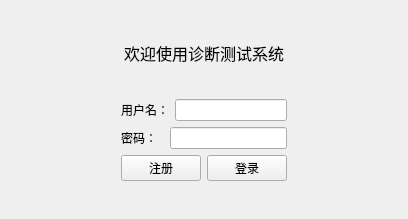
Junna223/New-project, file loginview.ui: the form before one commit.
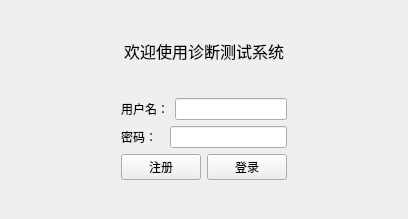
The form after the commit.

```diff
--- a/loginview.ui
+++ b/loginview.ui
@@ -21,8 +21,8 @@
      </property>
      <property name="sizeHint" stdset="0">
       <size>
-       <width>20</width>
-       <height>30</height>
+       <width>30</width>
+       <height>40</height>
       </size>
      </property>
     </spacer>
@@ -49,8 +49,8 @@
      </property>
      <property name="sizeHint" stdset="0">
       <size>
-       <width>20</width>
-       <height>22</height>
+       <width>30</width>
+       <height>40</height>
       </size>
      </property>
     </spacer>
@@ -64,8 +64,8 @@
        </property>
        <property name="sizeHint" stdset="0">
         <size>
-         <width>40</width>
-         <height>20</height>
+         <width>30</width>
+         <height>40</height>
         </size>
        </property>
       </spacer>
@@ -131,8 +131,8 @@
        </property>
        <property name="sizeHint" stdset="0">
         <size>
-         <width>40</width>
-         <height>20</height>
+         <width>30</width>
+         <height>40</height>
         </size>
        </property>
       </spacer>
@@ -146,8 +146,8 @@
      </property>
      <property name="sizeHint" stdset="0">
       <size>
-       <width>20</width>
-       <height>21</height>
+       <width>30</width>
+       <height>40</height>
       </size>
      </property>
     </spacer>
```
